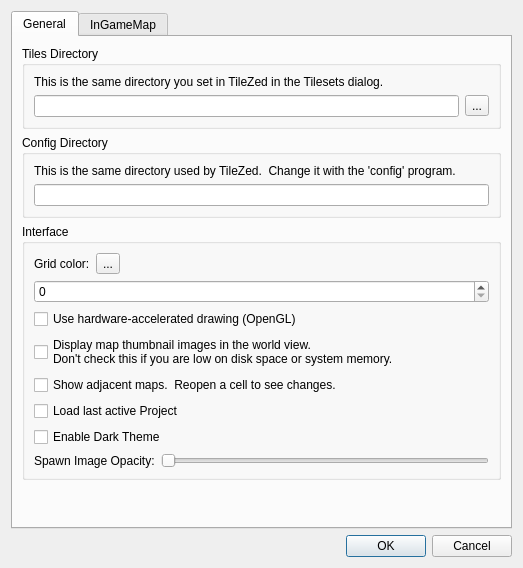
Old version of the form src/editor/preferencesdialog.ui in the repository Unjammer/WorldEd.
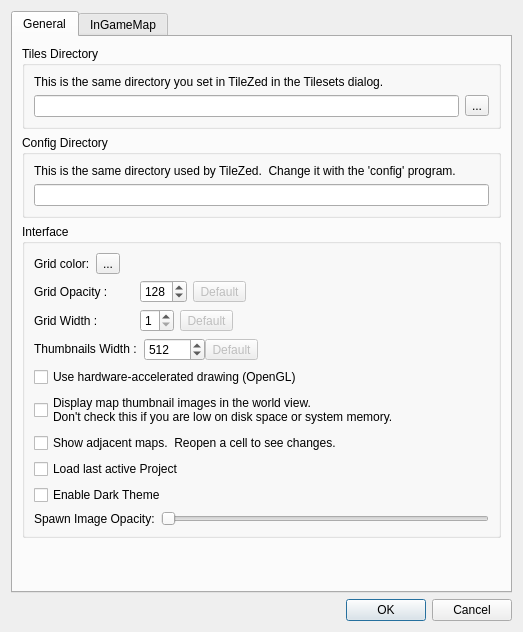
New version of the form. The open tabs and pages were chosen to show the change. Custom widgets are drawn as their Qt base class.

Diff of the .ui file:
```diff
--- a/src/editor/preferencesdialog.ui
+++ b/src/editor/preferencesdialog.ui
@@ -7,7 +7,7 @@
     <x>0</x>
     <y>0</y>
     <width>523</width>
-    <height>568</height>
+    <height>632</height>
    </rect>
   </property>
   <property name="windowTitle">
@@ -89,7 +89,175 @@
            </widget>
           </item>
           <item>
-           <widget class="QSpinBox" name="spinBox"/>
+           <layout class="QHBoxLayout" name="horizontalLayout_12">
+            <property name="topMargin">
+             <number>0</number>
+            </property>
+            <item>
+             <widget class="QLabel" name="label_12">
+              <property name="text">
+               <string>Grid Opacity :        </string>
+              </property>
+             </widget>
+            </item>
+            <item>
+             <widget class="QSpinBox" name="gridOpacity">
+              <property name="maximum">
+               <number>255</number>
+              </property>
+              <property name="value">
+               <number>128</number>
+              </property>
+             </widget>
+            </item>
+            <item>
+             <widget class="QToolButton" name="btn_GridOpacityDefault">
+              <property name="enabled">
+               <bool>false</bool>
+              </property>
+              <property name="text">
+               <string>Default</string>
+              </property>
+             </widget>
+            </item>
+            <item>
+             <spacer name="horizontalSpacer_3">
+              <property name="orientation">
+               <enum>Qt::Horizontal</enum>
+              </property>
+              <property name="sizeHint" stdset="0">
+               <size>
+                <width>40</width>
+                <height>20</height>
+               </size>
+              </property>
+             </spacer>
+            </item>
+           </layout>
+          </item>
+          <item>
+           <layout class="QHBoxLayout" name="horizontalLayout_13">
+            <property name="topMargin">
+             <number>0</number>
+            </property>
+            <item>
+             <widget class="QLabel" name="label_13">
+              <property name="text">
+               <string>Grid Width :           </string>
+              </property>
+             </widget>
+            </item>
+            <item>
+             <widget class="QSpinBox" name="gridWidth">
+              <property name="sizePolicy">
+               <sizepolicy hsizetype="Fixed" vsizetype="Fixed">
+                <horstretch>0</horstretch>
+                <verstretch>0</verstretch>
+               </sizepolicy>
+              </property>
+              <property name="minimum">
+               <number>1</number>
+              </property>
+              <property name="maximum">
+               <number>6</number>
+              </property>
+             </widget>
+            </item>
+            <item>
+             <widget class="QToolButton" name="btn_GridWidthDefault">
+              <property name="enabled">
+               <bool>false</bool>
+              </property>
+              <property name="text">
+               <string>Default</string>
+              </property>
+             </widget>
+            </item>
+            <item>
+             <spacer name="horizontalSpacer_4">
+              <property name="orientation">
+               <enum>Qt::Horizontal</enum>
+              </property>
+              <property name="sizeHint" stdset="0">
+               <size>
+                <width>40</width>
+                <height>20</height>
+               </size>
+              </property>
+             </spacer>
+            </item>
+           </layout>
+          </item>
+          <item>
+           <layout class="QHBoxLayout" name="horizontalLayout_11">
+            <property name="spacing">
+             <number>0</number>
+            </property>
+            <property name="sizeConstraint">
+             <enum>QLayout::SetDefaultConstraint</enum>
+            </property>
+            <property name="topMargin">
+             <number>0</number>
+            </property>
+            <item>
+             <widget class="QLabel" name="label_11">
+              <property name="sizePolicy">
+               <sizepolicy hsizetype="Fixed" vsizetype="Fixed">
+                <horstretch>0</horstretch>
+                <verstretch>0</verstretch>
+               </sizepolicy>
+              </property>
+              <property name="text">
+               <string>Thumbnails Width :  </string>
+              </property>
+             </widget>
+            </item>
+            <item>
+             <widget class="QSpinBox" name="thumbWidth">
+              <property name="sizePolicy">
+               <sizepolicy hsizetype="Fixed" vsizetype="Fixed">
+                <horstretch>0</horstretch>
+                <verstretch>0</verstretch>
+               </sizepolicy>
+              </property>
+              <property name="minimum">
+               <number>64</number>
+              </property>
+              <property name="maximum">
+               <number>16384</number>
+              </property>
+              <property name="singleStep">
+               <number>64</number>
+              </property>
+              <property name="value">
+               <number>512</number>
+              </property>
+             </widget>
+            </item>
+            <item>
+             <widget class="QToolButton" name="btn_ThumbDefault">
+              <property name="enabled">
+               <bool>false</bool>
+              </property>
+              <property name="text">
+               <string>Default</string>
+              </property>
+             </widget>
+            </item>
+            <item>
+             <spacer name="horizontalSpacer">
+              <property name="orientation">
+               <enum>Qt::Horizontal</enum>
+              </property>
+              <property name="sizeHint" stdset="0">
+               <size>
+                <width>40</width>
+                <height>20</height>
+               </size>
+              </property>
+             </spacer>
+            </item>
+           </layout>
           </item>
           <item>
            <widget class="QCheckBox" name="openGL">
```
Left out of the diff: 2 changed lines with no effect on the pictures.
